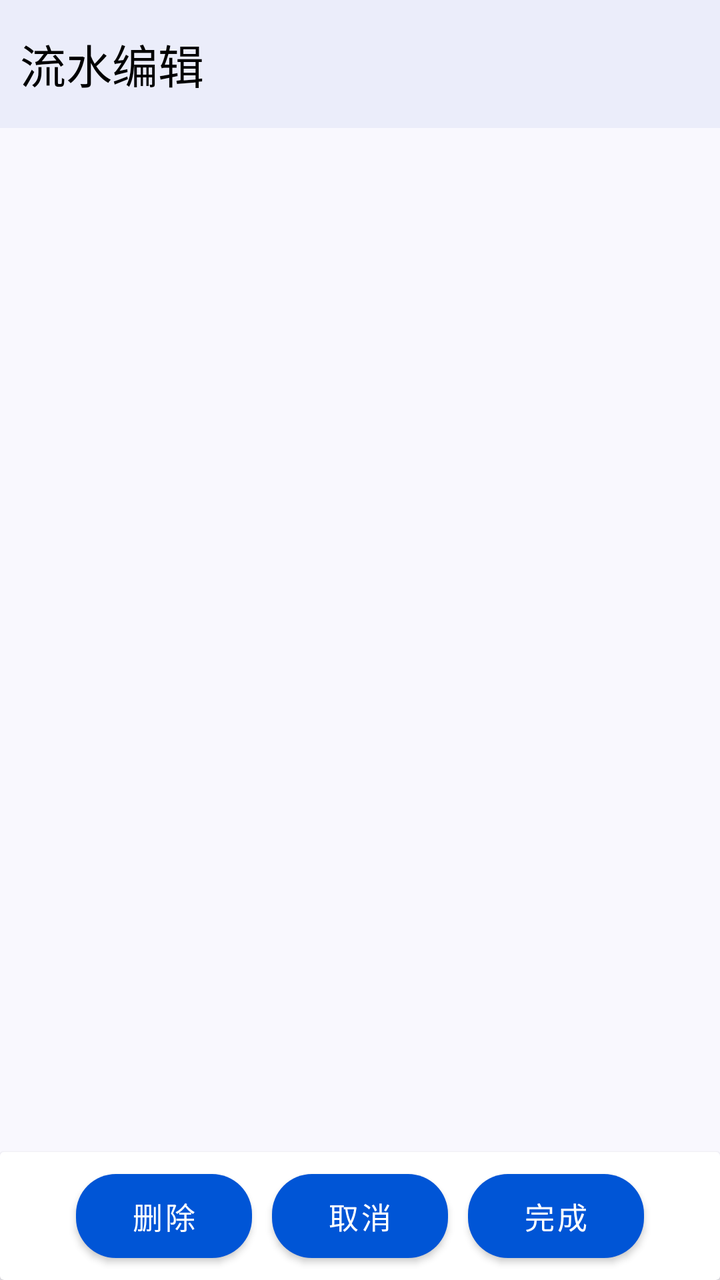
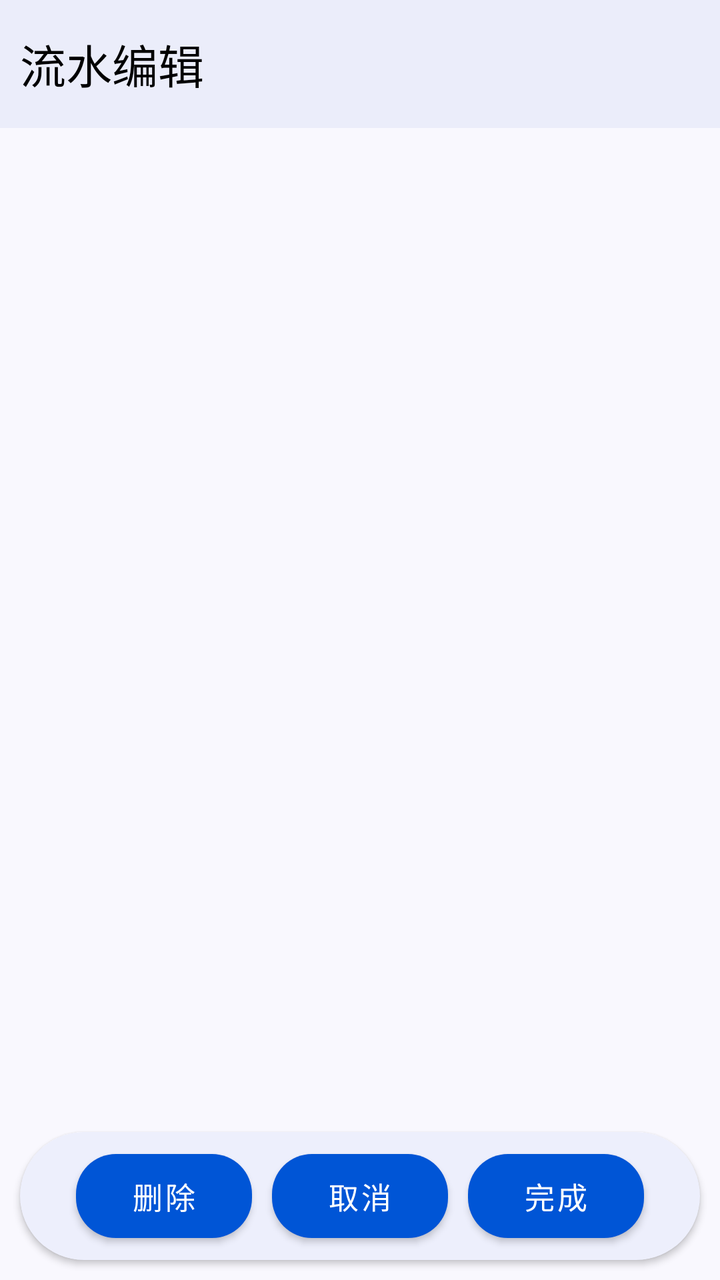

Before-and-after screenshots of an Android layout around one commit, followed by the original layout XML and the change that was made.
<!-- AndroidManifest.xml: application theme Theme.ProjectManager -->
<!-- res/layout/activity_flow_edit.xml -->
<?xml version="1.0" encoding="utf-8"?>
<androidx.constraintlayout.widget.ConstraintLayout xmlns:android="http://schemas.android.com/apk/res/android"
    xmlns:app="http://schemas.android.com/apk/res-auto"
    xmlns:tools="http://schemas.android.com/tools"
    android:id="@+id/main"
    style="@style/PageStyle"
    android:layout_width="match_parent"
    android:layout_height="match_parent"
    tools:context=".ui.bookkeeping.flow_edit.FlowEditActivity">

    <androidx.appcompat.widget.Toolbar
        android:id="@+id/flow_edit_toolbar"
        style="@style/ToolBarStyle"
        android:layout_width="match_parent"
        android:layout_height="?attr/actionBarSize"
        app:layout_constraintEnd_toEndOf="parent"
        app:layout_constraintStart_toStartOf="parent"
        app:layout_constraintTop_toTopOf="parent"
        app:title="流水编辑">

    </androidx.appcompat.widget.Toolbar>

    <FrameLayout
        android:id="@+id/flow_edit_fragment_container"
        android:layout_width="match_parent"
        android:layout_height="0dp"
        app:layout_constraintBottom_toTopOf="@+id/btn_card_view"
        app:layout_constraintTop_toBottomOf="@+id/flow_edit_toolbar" />

    <androidx.cardview.widget.CardView
        android:id="@+id/btn_card_view"
        android:layout_width="match_parent"
        android:layout_height="wrap_content"
        app:layout_constraintBottom_toBottomOf="parent">

        <LinearLayout
            android:layout_width="match_parent"
            android:layout_height="match_parent"
            android:gravity="center"
            android:orientation="horizontal">

            <com.google.android.material.button.MaterialButton
                android:id="@+id/delete_btn"
                style="@style/BtnStyle"
                android:layout_width="wrap_content"
                android:layout_height="wrap_content"
                android:text="删除" />

            <com.google.android.material.button.MaterialButton
                android:id="@+id/cancel_btn"
                style="@style/BtnStyle"
                android:layout_width="wrap_content"
                android:layout_height="wrap_content"
                android:text="取消" />

            <com.google.android.material.button.MaterialButton
                android:id="@+id/finish_btn"
                style="@style/BtnStyle"
                android:layout_width="wrap_content"
                android:layout_height="wrap_content"
                android:text="完成" />
        </LinearLayout>
    </androidx.cardview.widget.CardView>

</androidx.constraintlayout.widget.ConstraintLayout>
<!-- resources referenced by this layout -->
<resources>
  <style name="BtnStyle" parent="Widget.MaterialComponents.Button">
          <item name="backgroundTint">@color/theme_blue</item>
          <item name="android:textColor">@color/white</item>
          <item name="android:textSize">15sp</item>
          <item name="cornerRadius">20dp</item>
          <item name="android:layout_margin">5dp</item>
          <item name="android:padding">10dp</item>
      </style>
  <style name="PageStyle">
          <item name="android:background">@color/page_background</item>
      </style>
  <style name="ToolBarStyle">
          <item name="android:background">@color/toolbar_background</item>
          <item name="contentInsetStart">10dp</item>
          <item name="titleTextAppearance">@style/TitleStyle</item>
      </style>
  <style name="Theme.ProjectManager" parent="Theme.Material3.DayNight.NoActionBar">
          
          <item name="colorPrimary">@color/purple_500</item>
          <item name="colorPrimaryVariant">@color/purple_700</item>
          <item name="colorOnPrimary">@color/white</item>
          
          <item name="colorSecondary">@color/teal_200</item>
          <item name="colorSecondaryVariant">@color/teal_700</item>
          <item name="colorOnSecondary">@color/black</item>
          
          <item name="android:statusBarColor">?attr/colorPrimaryVariant</item>
          
          <item name="toolbarStyle">@style/ToolBarStyle</item>
      </style>
  <color name="theme_blue">#0055d6</color>
  <color name="white">#FFFFFFFF</color>
  <color name="page_background">#f9f8fe</color>
  <color name="toolbar_background">#ebedfa</color>
  <style name="TitleStyle">
          <item name="android:textSize">23sp</item>
          <item name="android:textColor">@color/black</item>
      </style>
  <color name="purple_500">#FF6200EE</color>
  <color name="purple_700">#FF3700B3</color>
  <color name="teal_200">#FF03DAC5</color>
  <color name="teal_700">#FF018786</color>
  <color name="black">#FF000000</color>
</resources>

<!-- the commit's change to res/layout/activity_flow_edit.xml (unified diff, before → after) -->
@@ -31,6 +31,7 @@
         android:id="@+id/btn_card_view"
         android:layout_width="match_parent"
         android:layout_height="wrap_content"
+        style="@style/CardStyle"
         app:layout_constraintBottom_toBottomOf="parent">
 
         <LinearLayout
<!-- resource entries referenced after the edit -->
@@ -7,6 +7,11 @@
           <item name="cornerRadius">20dp</item>
           <item name="android:layout_margin">5dp</item>
           <item name="android:padding">10dp</item>
+      </style>
+  <style name="CardStyle">
+          <item name="cardBackgroundColor">@color/card_background</item>
+          <item name="cardCornerRadius">50dp</item>
+          <item name="android:layout_margin">10dp</item>
       </style>
   <style name="PageStyle">
           <item name="android:background">@color/page_background</item>
@@ -32,6 +37,7 @@
       </style>
   <color name="theme_blue">#0055d6</color>
   <color name="white">#FFFFFFFF</color>
+  <color name="card_background">#edeffc</color>
   <color name="page_background">#f9f8fe</color>
   <color name="toolbar_background">#ebedfa</color>
   <style name="TitleStyle">
